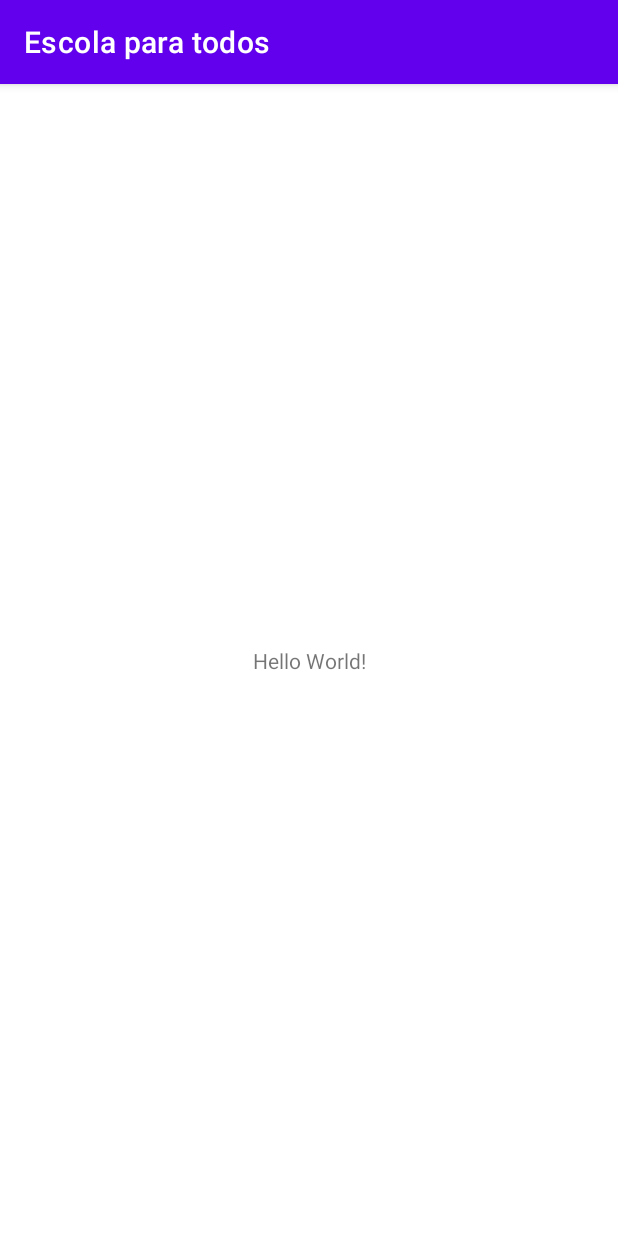
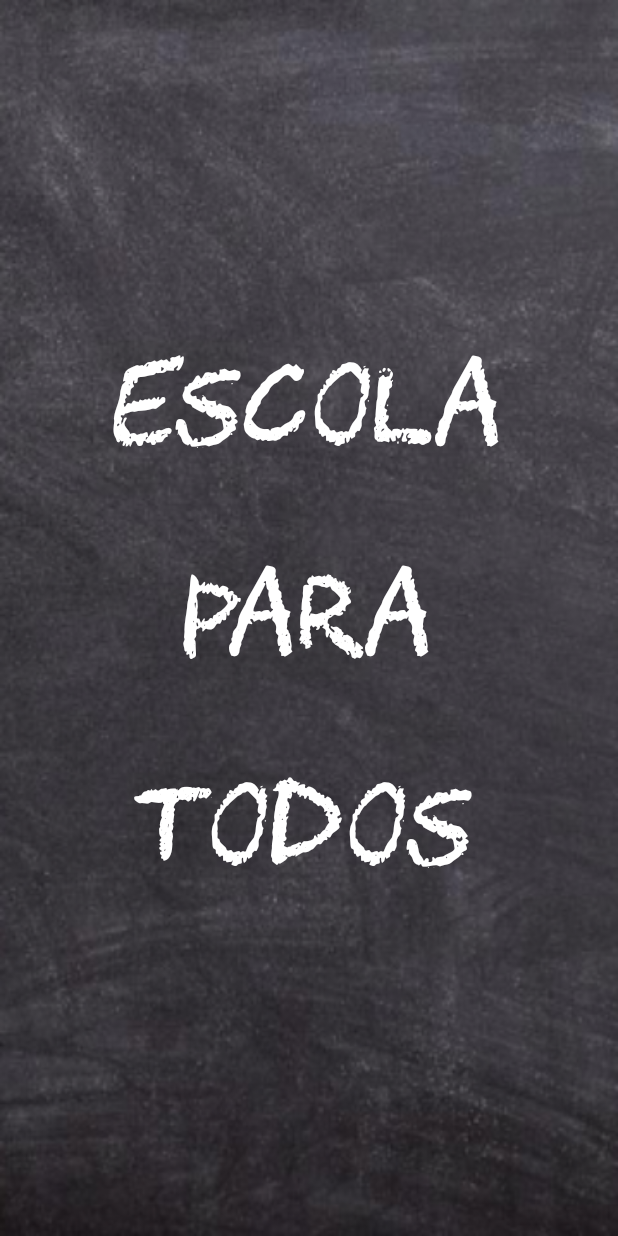
Before and after one commit to jisellevms/Escola-para-todos, an Android app: the screen it shows after launch (MainActivity), on a phone screen of 412 x 824 dp. Run offline under Robolectric (Android 15) with nearby library versions, the phone set to English and light mode, and no system bars.

Commit message:
Criando primeira tela

```diff
--- a/app/src/main/res/layout/activity_main.xml
+++ b/app/src/main/res/layout/activity_main.xml
@@ -4,15 +4,21 @@
     xmlns:tools="http://schemas.android.com/tools"
     android:layout_width="match_parent"
     android:layout_height="match_parent"
-    tools:context=".MainActivity">
+    tools:context=".MainActivity"
+    android:background="@drawable/background"
+    >
 
     <TextView
-        android:layout_width="wrap_content"
-        android:layout_height="wrap_content"
-        android:text="Hello World!"
+        android:id="@+id/textView"
+        android:layout_width="278dp"
+        android:layout_height="386dp"
+        android:fontFamily="@font/chawp"
+        android:text="Escola\n \n para \n \ntodos"
+        android:textAlignment="center"
+        android:textColor="@color/white"
+        android:textSize="70sp"
         app:layout_constraintBottom_toBottomOf="parent"
-        app:layout_constraintLeft_toLeftOf="parent"
-        app:layout_constraintRight_toRightOf="parent"
+        app:layout_constraintEnd_toEndOf="parent"
+        app:layout_constraintStart_toStartOf="parent"
         app:layout_constraintTop_toTopOf="parent" />
-
 </androidx.constraintlayout.widget.ConstraintLayout>
--- a/app/src/main/res/values-night/themes.xml
+++ b/app/src/main/res/values-night/themes.xml
@@ -1,6 +1,6 @@
 <resources xmlns:tools="http://schemas.android.com/tools">
     <!-- Base application theme. -->
-    <style name="Theme.EscolaParaTodos" parent="Theme.MaterialComponents.DayNight.DarkActionBar">
+    <style name="Theme.EscolaParaTodos" parent="Theme.MaterialComponents.DayNight.NoActionBar">
         <!-- Primary brand color. -->
         <item name="colorPrimary">@color/purple_200</item>
         <item name="colorPrimaryVariant">@color/purple_700</item>
--- a/app/src/main/res/values/themes.xml
+++ b/app/src/main/res/values/themes.xml
@@ -1,6 +1,6 @@
 <resources xmlns:tools="http://schemas.android.com/tools">
     <!-- Base application theme. -->
-    <style name="Theme.EscolaParaTodos" parent="Theme.MaterialComponents.DayNight.DarkActionBar">
+    <style name="Theme.EscolaParaTodos" parent="Theme.MaterialComponents.DayNight.NoActionBar">
         <!-- Primary brand color. -->
         <item name="colorPrimary">@color/purple_500</item>
         <item name="colorPrimaryVariant">@color/purple_700</item>
```
Also changed, not shown: app/src/main/AndroidManifest.xml (line endings or trailing spaces), app/src/main/res/drawable/background.png (added), app/src/main/res/font/chawp.otf (added).
